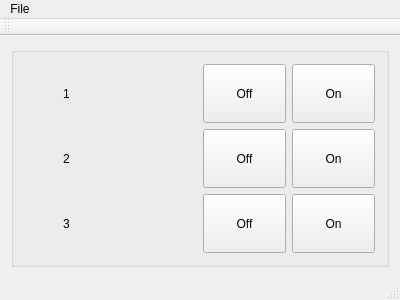
Above: remote/mainwindow.ui from cvilas/envmon before the change. Below: the same form after it.
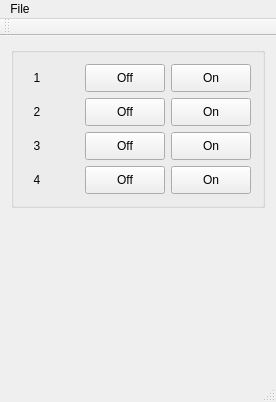
That is the form after the change. Custom widgets are drawn as their Qt base class.

Diff of the .ui file:
```diff
--- a/remote/mainwindow.ui
+++ b/remote/mainwindow.ui
@@ -6,8 +6,8 @@
    <rect>
     <x>0</x>
     <y>0</y>
-    <width>400</width>
-    <height>300</height>
+    <width>276</width>
+    <height>402</height>
    </rect>
   </property>
   <property name="windowTitle">
@@ -148,17 +148,121 @@
         </widget>
        </item>
        <item row="0" column="1">
-        <widget class="SwitchStatusIndicator" name="swStatus0" native="true"/>
+        <widget class="SwitchStatusIndicator" name="swStatus0" native="true">
+         <property name="sizePolicy">
+          <sizepolicy hsizetype="Preferred" vsizetype="MinimumExpanding">
+           <horstretch>0</horstretch>
+           <verstretch>0</verstretch>
+          </sizepolicy>
+         </property>
+         <property name="minimumSize">
+          <size>
+           <width>24</width>
+           <height>24</height>
+          </size>
+         </property>
+        </widget>
        </item>
        <item row="1" column="1">
-        <widget class="SwitchStatusIndicator" name="swStatus1" native="true"/>
+        <widget class="SwitchStatusIndicator" name="swStatus1" native="true">
+         <property name="sizePolicy">
+          <sizepolicy hsizetype="Preferred" vsizetype="MinimumExpanding">
+           <horstretch>0</horstretch>
+           <verstretch>0</verstretch>
+          </sizepolicy>
+         </property>
+         <property name="minimumSize">
+          <size>
+           <width>24</width>
+           <height>24</height>
+          </size>
+         </property>
+        </widget>
        </item>
        <item row="2" column="1">
-        <widget class="SwitchStatusIndicator" name="swStatus2" native="true"/>
+        <widget class="SwitchStatusIndicator" name="swStatus2" native="true">
+         <property name="sizePolicy">
+          <sizepolicy hsizetype="Preferred" vsizetype="MinimumExpanding">
+           <horstretch>0</horstretch>
+           <verstretch>0</verstretch>
+          </sizepolicy>
+         </property>
+         <property name="minimumSize">
+          <size>
+           <width>24</width>
+           <height>24</height>
+          </size>
+         </property>
+        </widget>
+       </item>
+       <item row="3" column="0">
+        <widget class="QLabel" name="lblBtn3">
+         <property name="text">
+          <string>4</string>
+         </property>
+         <property name="alignment">
+          <set>Qt::AlignCenter</set>
+         </property>
+        </widget>
+       </item>
+       <item row="3" column="1">
+        <widget class="SwitchStatusIndicator" name="swStatus3" native="true">
+         <property name="sizePolicy">
+          <sizepolicy hsizetype="Preferred" vsizetype="MinimumExpanding">
+           <horstretch>0</horstretch>
+           <verstretch>0</verstretch>
+          </sizepolicy>
+         </property>
+         <property name="minimumSize">
+          <size>
+           <width>24</width>
+           <height>24</height>
+          </size>
+         </property>
+        </widget>
+       </item>
+       <item row="3" column="2">
+        <widget class="QPushButton" name="offBtn3">
+         <property name="sizePolicy">
+          <sizepolicy hsizetype="Minimum" vsizetype="Minimum">
+           <horstretch>0</horstretch>
+           <verstretch>0</verstretch>
+          </sizepolicy>
+         </property>
+         <property name="text">
+          <string>Off</string>
+         </property>
+        </widget>
+       </item>
+       <item row="3" column="3">
+        <widget class="QPushButton" name="onBtn3">
+         <property name="sizePolicy">
+          <sizepolicy hsizetype="Minimum" vsizetype="Minimum">
+           <horstretch>0</horstretch>
+           <verstretch>0</verstretch>
+          </sizepolicy>
+         </property>
+         <property name="text">
+          <string>On</string>
+         </property>
+        </widget>
        </item>
       </layout>
      </widget>
     </item>
+    <item row="1" column="0">
+     <spacer name="verticalSpacer">
+      <property name="orientation">
+       <enum>Qt::Vertical</enum>
+      </property>
+      <property name="sizeHint" stdset="0">
+       <size>
+        <width>20</width>
+        <height>40</height>
+       </size>
+      </property>
+     </spacer>
+    </item>
    </layout>
   </widget>
   <widget class="QMenuBar" name="menuBar">
@@ -166,7 +270,7 @@
     <rect>
      <x>0</x>
      <y>0</y>
-     <width>400</width>
+     <width>276</width>
      <height>20</height>
     </rect>
    </property>
```
